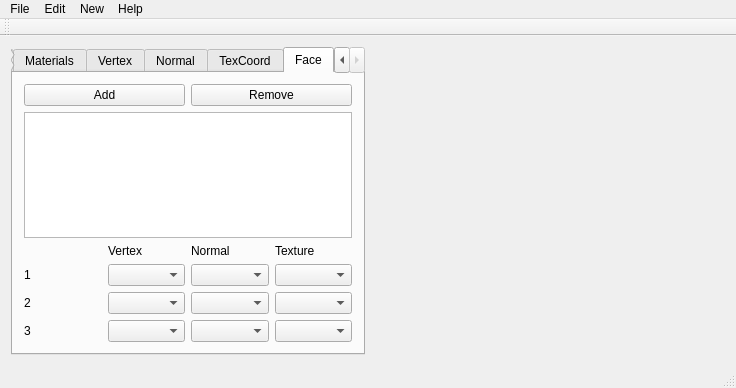
Before: the Qt Designer form QtRGineModelEditor/mainwindow.ui in ricardobusta/harpia-game-engine, drawn with Qt 5.
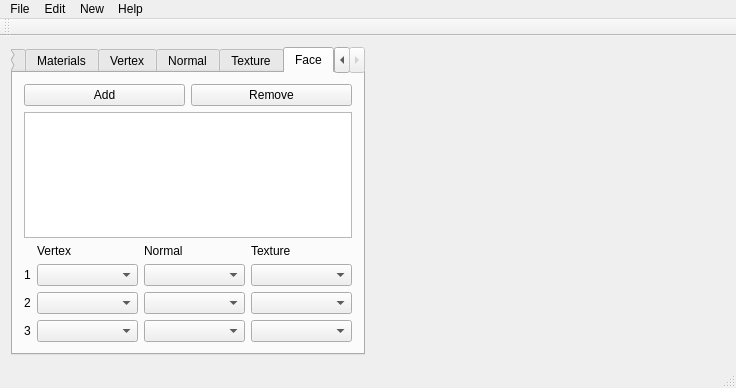
After: the same form once the commit is applied.

Diff of the .ui file:
```diff
--- a/QtRGineModelEditor/mainwindow.ui
+++ b/QtRGineModelEditor/mainwindow.ui
@@ -293,7 +293,7 @@
       </widget>
       <widget class="QWidget" name="tab_tex">
        <attribute name="title">
-        <string>TexCoord</string>
+        <string>Texture</string>
        </attribute>
        <layout class="QVBoxLayout" name="verticalLayout_4">
         <item>
@@ -424,6 +424,12 @@
           </item>
           <item row="1" column="0">
            <widget class="QLabel" name="label_12">
+            <property name="sizePolicy">
+             <sizepolicy hsizetype="Maximum" vsizetype="Preferred">
+              <horstretch>0</horstretch>
+              <verstretch>0</verstretch>
+             </sizepolicy>
+            </property>
             <property name="text">
              <string>1</string>
             </property>
@@ -431,6 +437,12 @@
           </item>
           <item row="2" column="0">
            <widget class="QLabel" name="label_13">
+            <property name="sizePolicy">
+             <sizepolicy hsizetype="Maximum" vsizetype="Preferred">
+              <horstretch>0</horstretch>
+              <verstretch>0</verstretch>
+             </sizepolicy>
+            </property>
             <property name="text">
              <string>2</string>
             </property>
@@ -438,6 +450,12 @@
           </item>
           <item row="3" column="0">
            <widget class="QLabel" name="label_14">
+            <property name="sizePolicy">
+             <sizepolicy hsizetype="Maximum" vsizetype="Preferred">
+              <horstretch>0</horstretch>
+              <verstretch>0</verstretch>
+             </sizepolicy>
+            </property>
             <property name="text">
              <string>3</string>
             </property>
```
Left out of the diff: 77 changed lines with no effect on the pictures.
